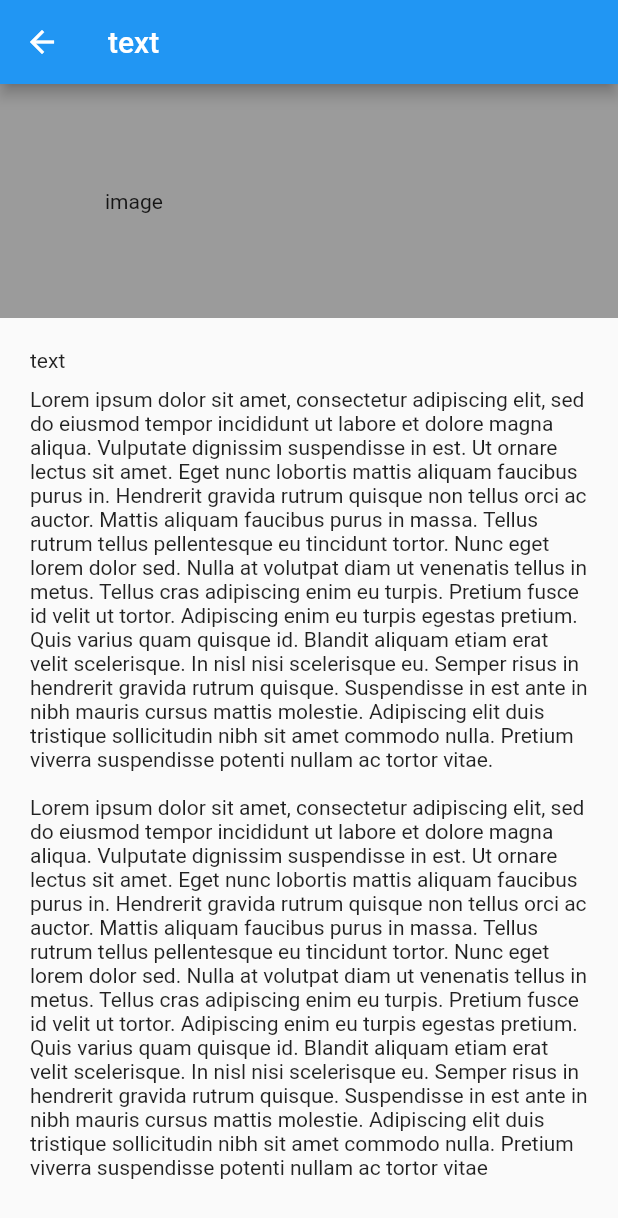
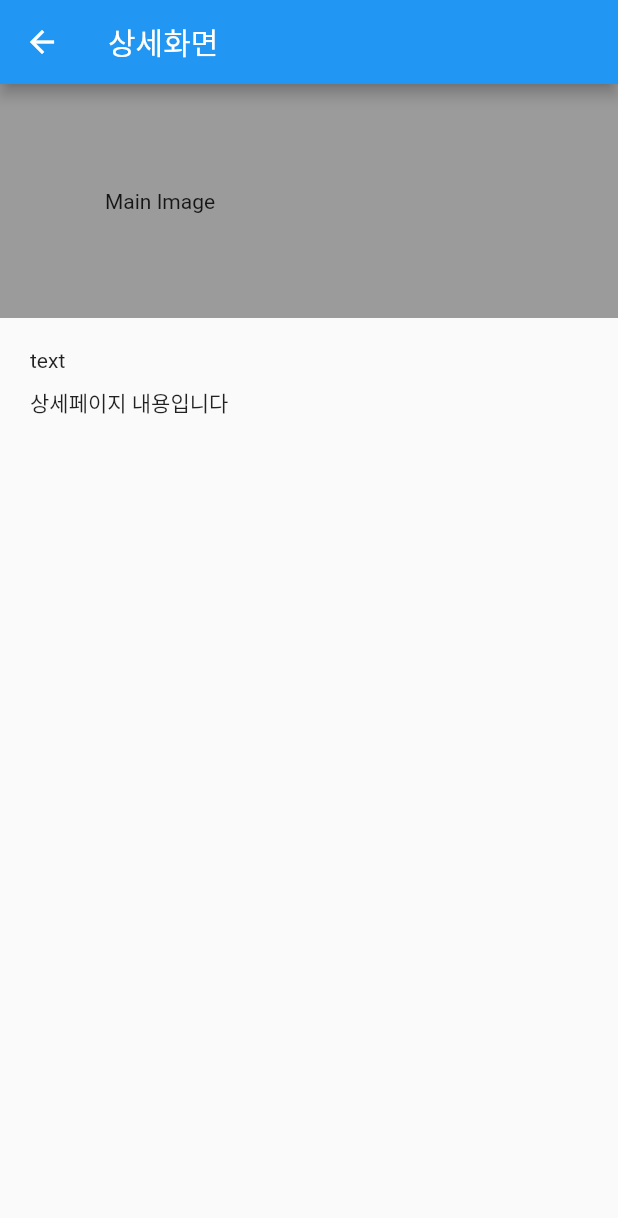
Before and after one commit to restato/vagazine, a Flutter app: the screen it shows after launch, after a tap on "title", on a phone screen of 412 x 824 dp. Shown: the top 1218 px of the screen. Run offline on Flutter 3.47's test engine with Material 2 defaults, Android fonts, the phone set to English and light mode, and no system bars; our stand-ins replace flutter_markdown, pull_to_refresh.

Commit message:
Modify project structure & Add DetailPage screen

```diff
--- /dev/null
+++ b/frontend/lib/models/item.dart
@@ -0,0 +1,25 @@
+class Item {
+  final int id;
+  final String title;
+  final String url;
+  final String price;
+  final String imageUrl;
+
+  Item({
+    required this.id,
+    required this.title,
+    required this.url,
+    required this.price,
+    required this.imageUrl,
+  });
+
+  factory Item.fromJson(Map<String, dynamic> json) {
+    return Item(
+      id: json['id'],
+      title: json['title'],
+      url: json['url'],
+      price: json['price'],
+      imageUrl: json['imageUrl'],
+    );
+  }
+}
--- /dev/null
+++ b/frontend/lib/screens/detail_page.dart
@@ -0,0 +1,58 @@
+import 'package:flutter/material.dart';
+
+const String _text = "상세페이지 내용입니다";
+
+class DetailPage extends StatelessWidget {
+  const DetailPage();
+
+  @override
+  Widget build(BuildContext context) {
+    final textTheme = Theme.of(context).textTheme;
+
+    return Scaffold(
+      appBar: AppBar(
+        title: const Text('상세화면'),
+      ),
+      body: ListView(
+        children: [
+          Container(
+            color: Colors.black38,
+            child: Padding(
+              padding: const EdgeInsets.all(70),
+              child: const Text("Main Image"),
+              // child: Image.asset(
+              //   './images/lake.jpg',
+              // ),
+            ),
+          ),
+          Padding(
+            padding: const EdgeInsets.all(20),
+            child: Column(
+              crossAxisAlignment: CrossAxisAlignment.start,
+              children: [
+                Text(
+                  'text',
+                  // style: textTheme.headline5.copyWith(
+                  //   color: Colors.black54,
+                  //   fontSize: 30,
+                  // ),
+                ),
+                const SizedBox(
+                  height: 10,
+                ),
+                Text(
+                  _text,
+                  // style: textTheme.bodyText2.copyWith(
+                  //   color: Colors.black54,
+                  //   height: 1.5,
+                  //   fontSize: 16,
+                  // ),
+                ),
+              ],
+            ),
+          ),
+        ],
+      ),
+    );
+  }
+}
--- a/frontend/lib/vagazine/grid_list.dart
+++ b/frontend/lib/vagazine/grid_list.dart
@@ -4,32 +4,7 @@ import 'package:http/http.dart' as http;
 import 'package:url_launcher/url_launcher.dart';
 import 'package:flutter_markdown/flutter_markdown.dart';
 import 'package:pull_to_refresh/pull_to_refresh.dart';
-
-class Item {
-  final int id;
-  final String title;
-  final String url;
-  final String price;
-  final String imageUrl;
-
-  Item({
-    required this.id,
-    required this.title,
-    required this.url,
-    required this.price,
-    required this.imageUrl,
-  });
-
-  factory Item.fromJson(Map<String, dynamic> json) {
-    return Item(
-      id: json['id'],
-      title: json['title'],
-      url: json['url'],
-      price: json['price'],
-      imageUrl: json['imageUrl'],
-    );
-  }
-}
+import '../models/item.dart';
 
 Future<List<Item>> fetchItems() async {
   final response = await http.get(Uri.parse('https://dongsan.club/items'));
--- a/frontend/lib/vagazine/motion.dart
+++ b/frontend/lib/vagazine/motion.dart
@@ -1,36 +1,6 @@
 import 'package:flutter/material.dart';
 import 'package:animations/animations.dart';
-
-const String _loremIpsumParagraph =
-    'Lorem ipsum dolor sit amet, consectetur adipiscing elit, sed do eiusmod '
-    'tempor incididunt ut labore et dolore magna aliqua. Vulputate dignissim '
-    'suspendisse in est. Ut ornare lectus sit amet. Eget nunc lobortis mattis '
-    'aliquam faucibus purus in. Hendrerit gravida rutrum quisque non tellus '
-    'orci ac auctor. Mattis aliquam faucibus purus in massa. Tellus rutrum '
-    'tellus pellentesque eu tincidunt tortor. Nunc eget lorem dolor sed. Nulla '
-    'at volutpat diam ut venenatis tellus in metus. Tellus cras adipiscing enim '
-    'eu turpis. Pretium fusce id velit ut tortor. Adipiscing enim eu turpis '
-    'egestas pretium. Quis varius quam quisque id. Blandit aliquam etiam erat '
-    'velit scelerisque. In nisl nisi scelerisque eu. Semper risus in hendrerit '
-    'gravida rutrum quisque. Suspendisse in est ante in nibh mauris cursus '
-    'mattis molestie. Adipiscing elit duis tristique sollicitudin nibh sit '
-    'amet commodo nulla. Pretium viverra suspendisse potenti nullam ac tortor '
-    'vitae.\n'
-    '\n'
-    'Lorem ipsum dolor sit amet, consectetur adipiscing elit, sed do eiusmod '
-    'tempor incididunt ut labore et dolore magna aliqua. Vulputate dignissim '
-    'suspendisse in est. Ut ornare lectus sit amet. Eget nunc lobortis mattis '
-    'aliquam faucibus purus in. Hendrerit gravida rutrum quisque non tellus '
-    'orci ac auctor. Mattis aliquam faucibus purus in massa. Tellus rutrum '
-    'tellus pellentesque eu tincidunt tortor. Nunc eget lorem dolor sed. Nulla '
-    'at volutpat diam ut venenatis tellus in metus. Tellus cras adipiscing enim '
-    'eu turpis. Pretium fusce id velit ut tortor. Adipiscing enim eu turpis '
-    'egestas pretium. Quis varius quam quisque id. Blandit aliquam etiam erat '
-    'velit scelerisque. In nisl nisi scelerisque eu. Semper risus in hendrerit '
-    'gravida rutrum quisque. Suspendisse in est ante in nibh mauris cursus '
-    'mattis molestie. Adipiscing elit duis tristique sollicitudin nibh sit '
-    'amet commodo nulla. Pretium viverra suspendisse potenti nullam ac tortor '
-    'vitae';
+import '../screens/detail_page.dart';
 
 const double _fabDimension = 56;
 
@@ -237,8 +207,7 @@ class _OpenContainerTransformDemoState
                 ...List.generate(10, (index) {
                   return OpenContainer<bool>(
                     transitionType: _transitionType,
-                    openBuilder: (context, openContainer) =>
-                        const _DetailsPage(),
+                    openBuilder: (context, openContainer) => const DetailPage(),
                     tappable: false,
                     closedShape: const RoundedRectangleBorder(),
                     closedElevation: 0,
@@ -263,7 +232,7 @@ class _OpenContainerTransformDemoState
             ),
             floatingActionButton: OpenContainer(
               transitionType: _transitionType,
-              openBuilder: (context, openContainer) => const _DetailsPage(),
+              openBuilder: (context, openContainer) => const DetailPage(),
               closedElevation: 6,
               closedShape: const RoundedRectangleBorder(
                 borderRadius: BorderRadius.all(
@@ -304,7 +273,7 @@ class _OpenContainerWrapper extends StatelessWidget {
   Widget build(BuildContext context) {
     return OpenContainer<bool>(
       transitionType: transitionType,
-      openBuilder: (context, openContainer) => const _DetailsPage(),
+      openBuilder: (context, openContainer) => const DetailPage(),
       tappable: false,
       closedBuilder: closedBuilder,
     );
@@ -497,60 +466,3 @@ class _InkWellOverlay extends StatelessWidget {
     );
   }
 }
-
-class _DetailsPage extends StatelessWidget {
-  const _DetailsPage();
-
-  @override
-  Widget build(BuildContext context) {
-    final textTheme = Theme.of(context).textTheme;
-
-    return Scaffold(
-      appBar: AppBar(
-        title: Text(
-          'text',
-        ),
-      ),
-      body: ListView(
-        children: [
-          Container(
-            color: Colors.black38,
-            child: Padding(
-              padding: const EdgeInsets.all(70),
-              child: const Text("image"),
-              // child: Image.asset(
-              //   './images/lake.jpg',
-              // ),
-            ),
-          ),
-          Padding(
-            padding: const EdgeInsets.all(20),
-            child: Column(
-              crossAxisAlignment: CrossAxisAlignment.start,
-              children: [
-                Text(
-                  'text',
-                  // style: textTheme.headline5.copyWith(
-                  //   color: Colors.black54,
-                  //   fontSize: 30,
-                  // ),
-                ),
-                const SizedBox(
-                  height: 10,
-                ),
-                Text(
-                  _loremIpsumParagraph,
-                  // style: textTheme.bodyText2.copyWith(
-                  //   color: Colors.black54,
-                  //   height: 1.5,
-                  //   fontSize: 16,
-                  // ),
-                ),
-              ],
-            ),
-          ),
-        ],
-      ),
-    );
-  }
-}
```
Also changed, not shown: frontend/lib/const.dart (added).
